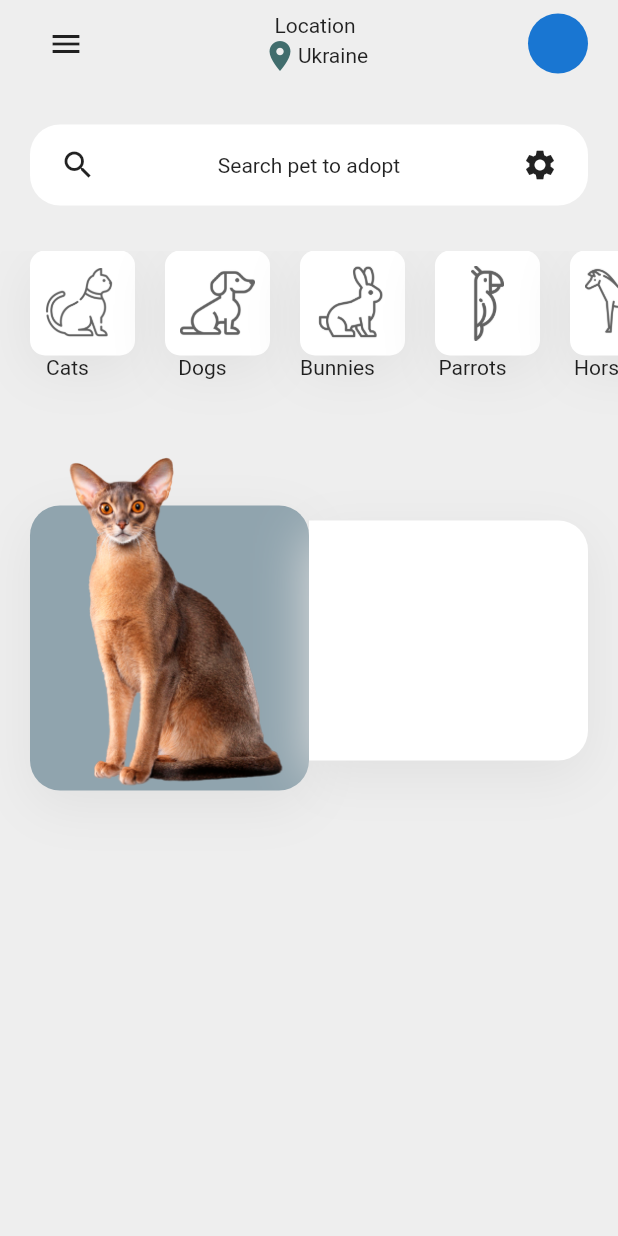
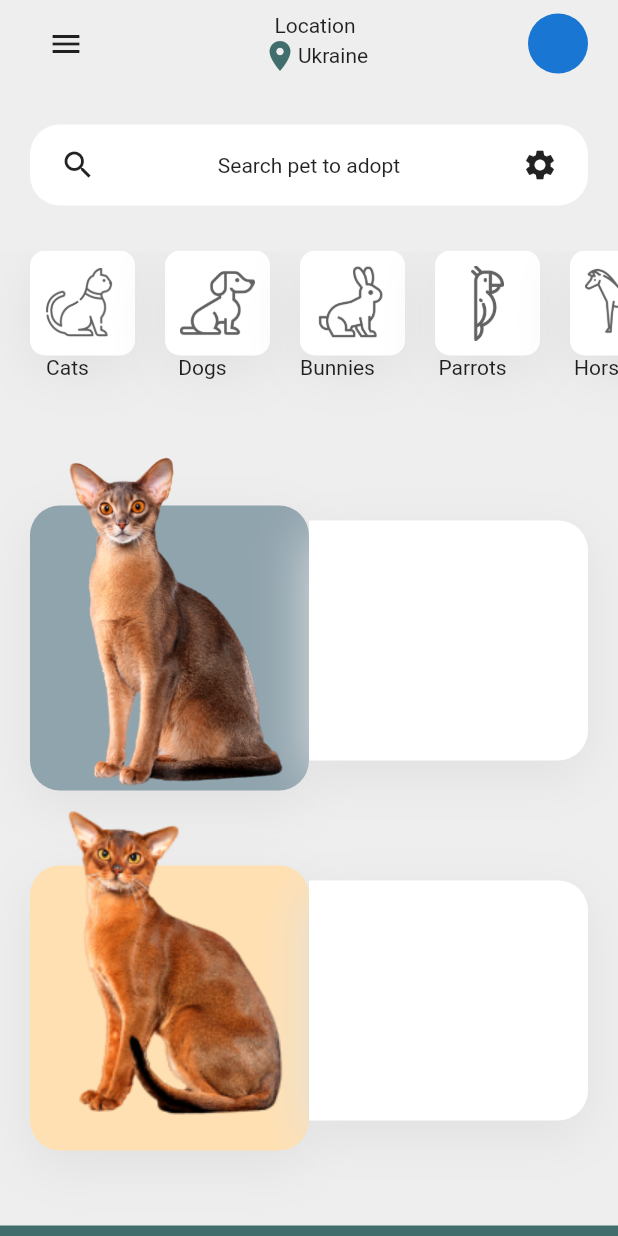
Before and after one commit to SantiagoGonzalezFernandez/Growing-In-Flutter, a Flutter app: the screen it shows after launch, on a phone screen of 412 x 824 dp. Run offline on Flutter 3.47's test engine with Material 2 defaults, Android fonts, the phone set to English and light mode, and no system bars; our stand-ins replace animate_do, avatar_glow, bloc, curved_navigation_bar, equatable, flare_flutter and 7 more; missing offline and left inert: foldable_sidebar, spincircle_bottom_bar, swipedetector.

Commit message:
IN PROGRESS: Pet UI

```diff
--- a/growing_in_flutter/lib/PetUI/src/pages/home_page.dart
+++ b/growing_in_flutter/lib/PetUI/src/pages/home_page.dart
@@ -4,6 +4,7 @@ import 'package:flutter/material.dart';
 //Imports that are mine
 //Configuration
 import 'package:growing_in_flutter/PetUI/src/configuration.dart';
+import 'package:growing_in_flutter/PetUI/src/pages/details_page.dart';
 
 class HomePage extends StatefulWidget {
   @override
@@ -25,6 +26,8 @@ class _HomePageState extends State<HomePage> {
       duration: Duration(milliseconds: 250),
       color: Colors.grey[200],
       child: SafeArea(
+        child: SingleChildScrollView(
+          physics: BouncingScrollPhysics(),
           child: Column(
             children: [
               SizedBox(height: 5.0),
@@ -136,7 +139,16 @@ class _HomePageState extends State<HomePage> {
                   },
                 ),
               ),
-            Container(
+              GestureDetector(
+                onTap: () {
+                  Navigator.push(
+                    context,
+                    MaterialPageRoute(
+                      builder: (context) => DetailsPage(),
+                    )
+                  );
+                },
+                child: Container(
                   height: 240.0,
                   margin: EdgeInsets.symmetric(horizontal: 20.0),
                   child: Row(
@@ -153,7 +165,10 @@ class _HomePageState extends State<HomePage> {
                               margin: EdgeInsets.only(top: 50.0),
                             ),
                             Align(
-                          child: Image.asset('PetUI/assets/images/pet-cat2.png'),
+                              child: Hero(
+                                tag: 1,
+                                child: Image.asset('PetUI/assets/images/pet-cat2.png')
+                              ),
                             )
                           ],
                         ),
@@ -176,8 +191,52 @@ class _HomePageState extends State<HomePage> {
                       ),
                     ],
                   ),
+                ),
+              ),
+              Container(
+                height: 240.0,
+                margin: EdgeInsets.symmetric(horizontal: 20.0),
+                child: Row(
+                  children: [
+                    Expanded(
+                      child: Stack(
+                        children: [
+                          Container(
+                            decoration: BoxDecoration(
+                              color: Colors.orange[100],
+                              borderRadius: BorderRadius.circular(20.0),
+                              boxShadow: shadowList
+                            ),
+                            margin: EdgeInsets.only(top: 50.0),
+                          ),
+                          Align(
+                            child: Image.asset('PetUI/assets/images/pet-cat1.png'),
                           )
                         ],
+                      ),
+                    ),
+                    Expanded(
+                      child: Container(
+                        margin: EdgeInsets.only(
+                          top: 60.0,
+                          bottom: 20.0
+                        ),
+                        decoration: BoxDecoration(
+                          color: Colors.white,
+                          boxShadow: shadowList,
+                          borderRadius: BorderRadius.only(
+                            topRight: Radius.circular(20.0),
+                            bottomRight: Radius.circular(20.0)
+                          )
+                        ),
+                      ),
+                    ),
+                  ],
+                ),
+              ),
+              SizedBox(height: 50.0)
+            ],
+          ),
         ),
       ),
     );
```
Also changed, not shown: growing_in_flutter/lib/PetUI/src/pages/details_page.dart (added, +129 -0 lines). Lines whose indentation alone changed are shown as unchanged.
